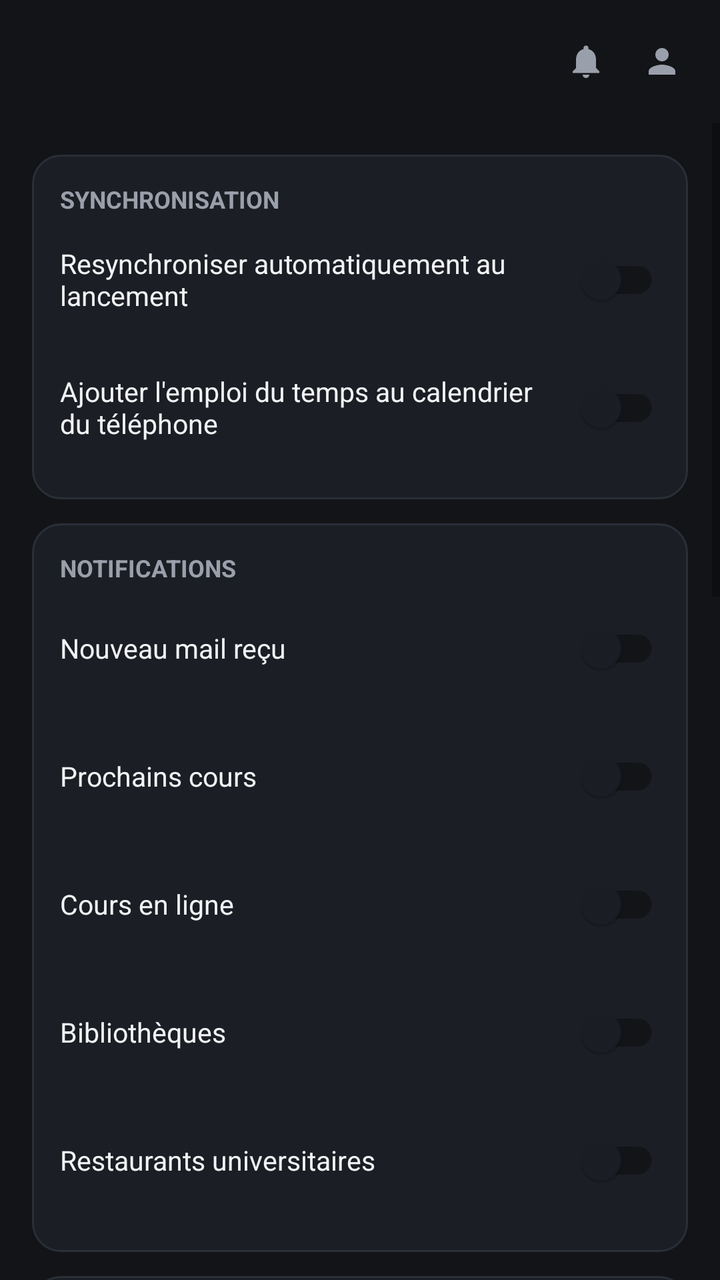
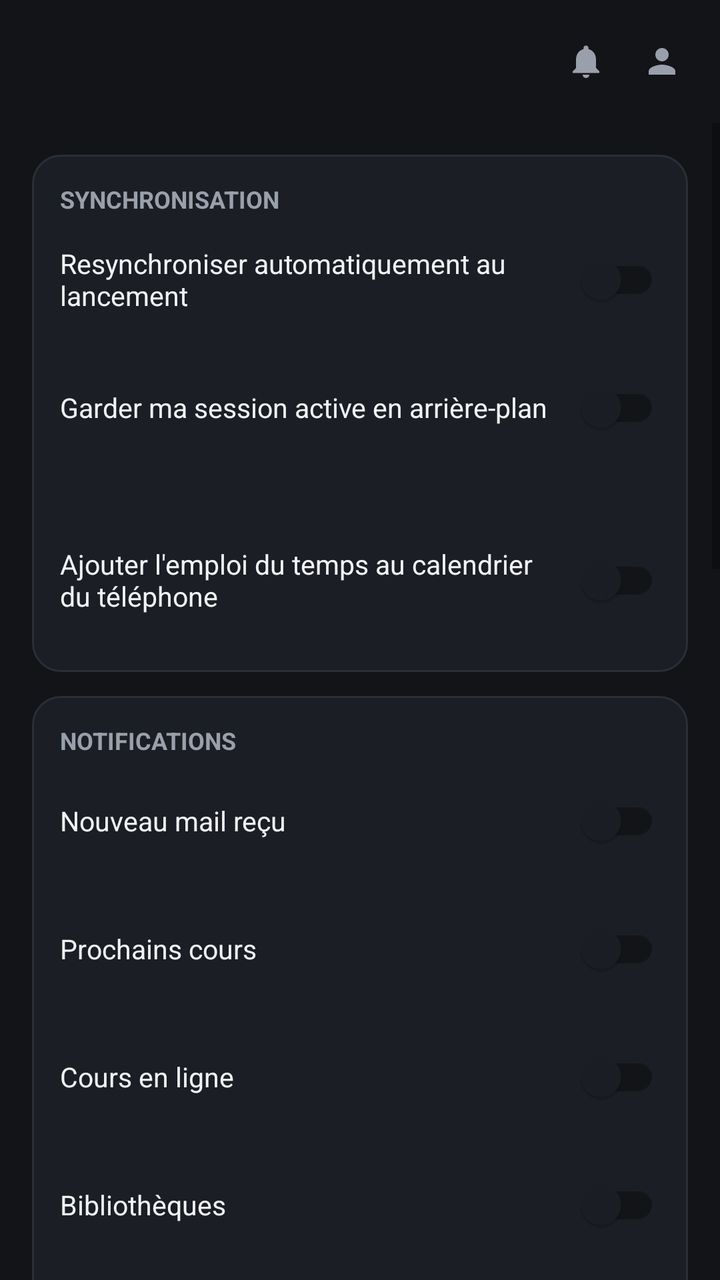

Compare the two renders of this Android layout. The source of the first and the diff that turns it into the second are given below.
<!-- AndroidManifest.xml: application theme Theme.EdtUca -->
<!-- res/layout/fragment_preferences.xml -->
<?xml version="1.0" encoding="utf-8"?>
<LinearLayout xmlns:android="http://schemas.android.com/apk/res/android"
    android:layout_width="match_parent"
    android:layout_height="match_parent"
    android:orientation="vertical"
    android:background="@color/bg">

    <include layout="@layout/topbar" />

    <ScrollView
        android:layout_width="match_parent"
        android:layout_height="match_parent">

        <LinearLayout
            android:layout_width="match_parent"
            android:layout_height="wrap_content"
            android:orientation="vertical"
            android:padding="16dp">

            <LinearLayout
                android:layout_width="match_parent"
                android:layout_height="wrap_content"
                android:orientation="vertical"
                android:background="@drawable/bg_card"
                android:padding="14dp"
                android:layout_marginBottom="12dp">
                <TextView android:text="SYNCHRONISATION" android:textColor="@color/text_dim" android:textSize="12sp" android:textStyle="bold" android:layout_width="wrap_content" android:layout_height="wrap_content"/>

                <LinearLayout android:layout_width="match_parent" android:layout_height="wrap_content" android:orientation="horizontal" android:gravity="center_vertical" android:paddingVertical="8dp">
                    <TextView android:layout_width="0dp" android:layout_height="wrap_content" android:layout_weight="1" android:text="Resynchroniser automatiquement au lancement" android:textColor="@color/text" android:textSize="13.5sp" />
                    <com.google.android.material.switchmaterial.SwitchMaterial android:id="@+id/switchSyncAuto" android:layout_width="wrap_content" android:layout_height="wrap_content" />
                </LinearLayout>

                <LinearLayout android:layout_width="match_parent" android:layout_height="wrap_content" android:orientation="horizontal" android:gravity="center_vertical" android:paddingVertical="8dp">
                    <TextView android:layout_width="0dp" android:layout_height="wrap_content" android:layout_weight="1" android:text="Ajouter l'emploi du temps au calendrier du téléphone" android:textColor="@color/text" android:textSize="13.5sp" />
                    <com.google.android.material.switchmaterial.SwitchMaterial android:id="@+id/switchSyncTel" android:layout_width="wrap_content" android:layout_height="wrap_content" />
                </LinearLayout>
            </LinearLayout>

            <LinearLayout
                android:layout_width="match_parent"
                android:layout_height="wrap_content"
                android:orientation="vertical"
                android:background="@drawable/bg_card"
                android:padding="14dp"
                android:layout_marginBottom="12dp">
                <TextView android:text="NOTIFICATIONS" android:textColor="@color/text_dim" android:textSize="12sp" android:textStyle="bold" android:layout_width="wrap_content" android:layout_height="wrap_content"/>

                <LinearLayout android:layout_width="match_parent" android:layout_height="wrap_content" android:orientation="horizontal" android:gravity="center_vertical" android:paddingVertical="8dp">
                    <TextView android:layout_width="0dp" android:layout_height="wrap_content" android:layout_weight="1" android:text="Nouveau mail reçu" android:textColor="@color/text" android:textSize="13.5sp" />
                    <com.google.android.material.switchmaterial.SwitchMaterial android:id="@+id/switchMail" android:layout_width="wrap_content" android:layout_height="wrap_content" />
                </LinearLayout>
                <LinearLayout android:layout_width="match_parent" android:layout_height="wrap_content" android:orientation="horizontal" android:gravity="center_vertical" android:paddingVertical="8dp">
                    <TextView android:layout_width="0dp" android:layout_height="wrap_content" android:layout_weight="1" android:text="Prochains cours" android:textColor="@color/text" android:textSize="13.5sp" />
                    <com.google.android.material.switchmaterial.SwitchMaterial android:id="@+id/switchCours" android:layout_width="wrap_content" android:layout_height="wrap_content" />
                </LinearLayout>
                <LinearLayout android:layout_width="match_parent" android:layout_height="wrap_content" android:orientation="horizontal" android:gravity="center_vertical" android:paddingVertical="8dp">
                    <TextView android:layout_width="0dp" android:layout_height="wrap_content" android:layout_weight="1" android:text="Cours en ligne" android:textColor="@color/text" android:textSize="13.5sp" />
                    <com.google.android.material.switchmaterial.SwitchMaterial android:id="@+id/switchCoursLigne" android:layout_width="wrap_content" android:layout_height="wrap_content" />
                </LinearLayout>
                <LinearLayout android:layout_width="match_parent" android:layout_height="wrap_content" android:orientation="horizontal" android:gravity="center_vertical" android:paddingVertical="8dp">
                    <TextView android:layout_width="0dp" android:layout_height="wrap_content" android:layout_weight="1" android:text="Bibliothèques" android:textColor="@color/text" android:textSize="13.5sp" />
                    <com.google.android.material.switchmaterial.SwitchMaterial android:id="@+id/switchBiblio" android:layout_width="wrap_content" android:layout_height="wrap_content" />
                </LinearLayout>
                <LinearLayout android:layout_width="match_parent" android:layout_height="wrap_content" android:orientation="horizontal" android:gravity="center_vertical" android:paddingVertical="8dp">
                    <TextView android:layout_width="0dp" android:layout_height="wrap_content" android:layout_weight="1" android:text="Restaurants universitaires" android:textColor="@color/text" android:textSize="13.5sp" />
                    <com.google.android.material.switchmaterial.SwitchMaterial android:id="@+id/switchResto" android:layout_width="wrap_content" android:layout_height="wrap_content" />
                </LinearLayout>
            </LinearLayout>

            <LinearLayout
                android:layout_width="match_parent"
                android:layout_height="wrap_content"
                android:orientation="vertical"
                android:background="@drawable/bg_card"
                android:padding="14dp"
                android:layout_marginBottom="12dp">
                <TextView android:text="LANGUE" android:textColor="@color/text_dim" android:textSize="12sp" android:textStyle="bold" android:layout_width="wrap_content" android:layout_height="wrap_content"/>
                <TextView android:text="Français" android:textColor="@color/text" android:textSize="15sp" android:textStyle="bold" android:layout_marginTop="4dp" android:layout_width="wrap_content" android:layout_height="wrap_content"/>
            </LinearLayout>

            <LinearLayout
                android:layout_width="match_parent"
                android:layout_height="wrap_content"
                android:orientation="vertical"
                android:background="@drawable/bg_card"
                android:padding="14dp">
                <TextView android:text="COMPTE" android:textColor="@color/text_dim" android:textSize="12sp" android:textStyle="bold" android:layout_width="wrap_content" android:layout_height="wrap_content"/>
                <Button
                    android:id="@+id/btnLogout"
                    android:layout_width="wrap_content"
                    android:layout_height="wrap_content"
                    android:layout_marginTop="10dp"
                    android:background="@drawable/bg_btn_logout"
                    android:text="Se déconnecter de My UCA"
                    android:textAllCaps="false"
                    android:textColor="#ef4444"
                    android:textSize="12.5sp"
                    android:textStyle="bold"
                    android:paddingHorizontal="16dp"
                    android:paddingVertical="8dp"
                    android:minWidth="0dp"
                    android:minHeight="0dp" />
            </LinearLayout>

            <LinearLayout
                android:layout_width="match_parent"
                android:layout_height="wrap_content"
                android:layout_marginBottom="12dp"
                android:orientation="vertical"
                android:background="@drawable/bg_card"
                android:padding="14dp">
                <TextView android:text="DIAGNOSTIC DE CONNEXION" android:textColor="@color/text_dim" android:textSize="12sp" android:textStyle="bold" android:layout_width="wrap_content" android:layout_height="wrap_content"/>
                <TextView android:text="En cas de reconnexion demandée à tort : affiche l'état de ta session (noms des cookies seulement, jamais leurs valeurs) et copie-le." android:textColor="@color/text" android:textSize="12.5sp" android:layout_marginTop="4dp" android:layout_width="match_parent" android:layout_height="wrap_content"/>
                <Button android:id="@+id/btnDiag" android:layout_width="match_parent" android:layout_height="48dp" android:layout_marginTop="8dp" android:layout_marginBottom="16dp" android:text="Diagnostic de connexion" android:textColor="@color/on_accent" android:background="@drawable/bg_cta" android:textSize="12sp" android:textStyle="bold" />
                <TextView android:text="DESIGN DE L'APPLICATION" android:textColor="@color/text_dim" android:textSize="12sp" android:textStyle="bold" android:layout_width="wrap_content" android:layout_height="wrap_content"/>
                <Button
                    android:id="@+id/btnDesign"
                    android:layout_width="match_parent"
                    android:layout_height="48dp"
                    android:layout_marginTop="8dp"
                    android:layout_marginBottom="14dp"
                    android:text="Design"
                    android:textColor="@color/on_accent"
                    android:background="@drawable/bg_cta"
                    android:textSize="12sp"
                    android:textStyle="bold" />
                <TextView android:text="NOTIFICATIONS" android:textColor="@color/text_dim" android:textSize="12sp" android:textStyle="bold" android:layout_width="wrap_content" android:layout_height="wrap_content" />
                <Button
                    android:id="@+id/btnNotifKeep"
                    android:layout_width="match_parent"
                    android:layout_height="48dp"
                    android:layout_marginTop="8dp"
                    android:layout_marginBottom="14dp"
                    android:text="Conserver les notifications"
                    android:textColor="@color/on_accent"
                    android:background="@drawable/bg_cta"
                    android:textSize="12sp"
                    android:textStyle="bold" />
                <TextView android:text="MISES À JOUR GITHUB" android:textColor="@color/text_dim" android:textSize="12sp" android:textStyle="bold" android:layout_width="wrap_content" android:layout_height="wrap_content"/>
                <TextView
                    android:text="Les nouvelles versions de l'interface s'installent seules depuis GitHub. Un nouvel APK complet est proposé à l'ouverture quand il y en a un."
                    android:textColor="@color/text"
                    android:textSize="12.5sp"
                    android:layout_marginTop="6dp"
                    android:layout_width="match_parent"
                    android:layout_height="wrap_content"/>

                <LinearLayout
                    android:layout_width="match_parent"
                    android:layout_height="wrap_content"
                    android:layout_marginTop="10dp"
                    android:orientation="horizontal">

                    <Button
                        android:id="@+id/btnCheckGithubUpdate"
                        android:layout_width="0dp"
                        android:layout_height="40dp"
                        android:layout_weight="1"
                        android:text="Vérifier"
                        android:textColor="@color/on_accent"
                        android:background="@drawable/bg_cta"
                        android:textSize="12sp"
                        android:textStyle="bold" />

                    <Button
                        android:id="@+id/btnTestBlockingUpdate"
                        android:layout_width="0dp"
                        android:layout_height="40dp"
                        android:layout_weight="1"
                        android:layout_marginStart="8dp"
                        android:text="Tester le blocage"
                        android:textColor="@color/danger"
                        android:background="@drawable/bg_btn_logout"
                        android:textSize="12sp"
                        android:textStyle="bold" />
                </LinearLayout>

                <TextView
                    android:id="@+id/txtGithubUpdateStatus"
                    android:layout_width="match_parent"
                    android:layout_height="wrap_content"
                    android:layout_marginTop="6dp"
                    android:text="Les mises à jour sont vérifiées sur GitHub toutes les 15 minutes."
                    android:textColor="@color/text_dim"
                    android:textSize="11.5sp" />
            </LinearLayout>

            <LinearLayout
                android:layout_width="match_parent"
                android:layout_height="wrap_content"
                android:orientation="vertical"
                android:background="@drawable/bg_card"
                android:padding="14dp">
                <TextView android:text="À PROPOS" android:textColor="@color/text_dim" android:textSize="12sp" android:textStyle="bold" android:layout_width="wrap_content" android:layout_height="wrap_content"/>
                <TextView
                    android:text="Application non officielle, non affiliée à l'Université Clermont Auvergne. Tes données (emploi du temps, notes, absences, préférences) restent uniquement sur cet appareil : aucun serveur, aucune collecte."
                    android:textColor="@color/text"
                    android:textSize="12.5sp"
                    android:layout_marginTop="6dp"
                    android:layout_width="match_parent"
                    android:layout_height="wrap_content"/>
                <TextView
                    android:id="@+id/aboutVersion"
                    android:text="Version —"
                    android:textColor="@color/text_dim"
                    android:textSize="11sp"
                    android:layout_marginTop="8dp"
                    android:layout_width="wrap_content"
                    android:layout_height="wrap_content"/>
            </LinearLayout>

        </LinearLayout>
    </ScrollView>
</LinearLayout>
<!-- res/layout/topbar.xml (included above) -->
<?xml version="1.0" encoding="utf-8"?>
<LinearLayout xmlns:android="http://schemas.android.com/apk/res/android"
    android:layout_width="match_parent"
    android:layout_height="wrap_content"
    android:orientation="horizontal"
    android:gravity="center_vertical"
    android:background="@color/bg"
    android:padding="16dp">

    <ImageButton
        android:id="@+id/backBtn"
        android:layout_width="28dp"
        android:layout_height="28dp"
        android:layout_marginEnd="6dp"
        android:background="?attr/selectableItemBackgroundBorderless"
        android:contentDescription="Retour"
        android:src="@drawable/ic_back"
        android:visibility="gone" />

    <TextView
        android:id="@+id/topbarTitle"
        android:layout_width="0dp"
        android:layout_height="wrap_content"
        android:layout_weight="1"
        android:textColor="@color/text"
        android:textSize="22sp"
        android:textStyle="bold" />

    <ImageView
        android:id="@+id/topbarBell"
        android:layout_width="26dp"
        android:layout_height="26dp"
        android:layout_marginEnd="12dp"
        android:padding="3dp"
        android:clickable="true"
        android:focusable="true"
        android:background="?attr/selectableItemBackgroundBorderless"
        android:src="@drawable/ic_bell"
        android:contentDescription="Notifications" />

    <ImageView
        android:id="@+id/topbarPerson"
        android:layout_width="26dp"
        android:layout_height="26dp"
        android:padding="3dp"
        android:clickable="true"
        android:focusable="true"
        android:background="?attr/selectableItemBackgroundBorderless"
        android:src="@drawable/ic_person"
        android:contentDescription="Profil" />

</LinearLayout>
<!-- resources referenced by this layout -->
<resources>
  <color name="bg">#121418</color>
  <color name="danger">#FF6B6B</color>
  <color name="on_accent">#05211F</color>
  <color name="text">#F2F3F5</color>
  <color name="text_dim">#9AA0AB</color>
  <!-- drawable bg_btn_logout (drawable) -->
  <?xml version="1.0" encoding="utf-8"?>
  <shape xmlns:android="http://schemas.android.com/apk/res/android"
      android:shape="rectangle">
      <corners android:radius="12dp" />
      <solid android:color="#261a1a" />
      <stroke android:width="1dp" android:color="#7f1d1d" />
  </shape>
  <!-- drawable bg_card (drawable) -->
  <?xml version="1.0" encoding="utf-8"?>
  <shape xmlns:android="http://schemas.android.com/apk/res/android">
      <solid android:color="@color/surface" />
      <stroke android:width="1dp" android:color="@color/border" />
      <corners android:radius="14dp" />
  </shape>
  <!-- drawable bg_cta (drawable) -->
  <?xml version="1.0" encoding="utf-8"?>
  <shape xmlns:android="http://schemas.android.com/apk/res/android">
      <solid android:color="@color/accent" />
      <corners android:radius="8dp" />
  </shape>
  <!-- drawable ic_back (drawable) -->
  <?xml version="1.0" encoding="utf-8"?>
  <vector xmlns:android="http://schemas.android.com/apk/res/android"
      android:width="24dp" android:height="24dp"
      android:viewportWidth="24" android:viewportHeight="24">
      <path
          android:fillColor="@color/accent"
          android:pathData="M20,11v2L8,13l5.5,5.5l-1.42,1.42L4.16,12l7.92,-7.92L13.5,5.5L8,11z" />
  </vector>
  <!-- drawable ic_bell (drawable) -->
  <?xml version="1.0" encoding="utf-8"?>
  <vector xmlns:android="http://schemas.android.com/apk/res/android"
      android:width="24dp" android:height="24dp"
      android:viewportWidth="24" android:viewportHeight="24">
      <path
          android:fillColor="@color/text_dim"
          android:pathData="M12,22c1.1,0 2,-0.9 2,-2h-4c0,1.1 0.89,2 2,2zM18,16v-5c0,-3.07 -1.64,-5.64 -4.5,-6.32L13.5,4c0,-0.83 -0.67,-1.5 -1.5,-1.5s-1.5,0.67 -1.5,1.5v0.68C7.63,5.36 6,7.92 6,11v5l-2,2v1h16v-1l-2,-2z" />
  </vector>
  <!-- drawable ic_person (drawable) -->
  <?xml version="1.0" encoding="utf-8"?>
  <vector xmlns:android="http://schemas.android.com/apk/res/android"
      android:width="24dp" android:height="24dp"
      android:viewportWidth="24" android:viewportHeight="24">
      <path
          android:fillColor="@color/text_dim"
          android:pathData="M12,12c2.21,0 4,-1.79 4,-4s-1.79,-4 -4,-4s-4,1.79 -4,4s1.79,4 4,4zM12,14c-2.67,0 -8,1.34 -8,4v2h16v-2c0,-2.66 -5.33,-4 -8,-4z" />
  </vector>
  <style name="Theme.EdtUca" parent="Theme.MaterialComponents.DayNight.NoActionBar">
          <item name="colorPrimary">@color/accent</item>
          <item name="colorPrimaryVariant">@color/accent2</item>
          <item name="colorOnPrimary">@color/on_accent</item>
          <item name="colorSurface">@color/surface</item>
          <item name="android:windowBackground">@color/bg</item>
          <item name="android:statusBarColor">@color/bg</item>
          <item name="android:navigationBarColor">@color/surface</item>
          <item name="android:windowLightStatusBar">true</item>
      </style>
  <color name="surface">#1B1E24</color>
  <color name="border">#2A2E37</color>
  <color name="accent">#18B7B0</color>
  <color name="accent2">#2FD6CD</color>
</resources>

<!-- the commit's change to res/layout/fragment_preferences.xml (unified diff, before → after) -->
@@ -30,6 +30,12 @@
                     <TextView android:layout_width="0dp" android:layout_height="wrap_content" android:layout_weight="1" android:text="Resynchroniser automatiquement au lancement" android:textColor="@color/text" android:textSize="13.5sp" />
                     <com.google.android.material.switchmaterial.SwitchMaterial android:id="@+id/switchSyncAuto" android:layout_width="wrap_content" android:layout_height="wrap_content" />
                 </LinearLayout>
+
+                <LinearLayout android:layout_width="match_parent" android:layout_height="wrap_content" android:orientation="horizontal" android:gravity="center_vertical" android:paddingVertical="8dp">
+                    <TextView android:layout_width="0dp" android:layout_height="wrap_content" android:layout_weight="1" android:text="Garder ma session active en arrière-plan" android:textColor="@color/text" android:textSize="13.5sp" />
+                    <com.google.android.material.switchmaterial.SwitchMaterial android:id="@+id/switchKeepAlive" android:layout_width="wrap_content" android:layout_height="wrap_content" />
+                </LinearLayout>
+                <TextView android:id="@+id/txtKeepAlive" android:layout_width="match_parent" android:layout_height="wrap_content" android:textColor="@color/text_dim" android:textSize="12sp" android:paddingBottom="6dp" />
 
                 <LinearLayout android:layout_width="match_parent" android:layout_height="wrap_content" android:orientation="horizontal" android:gravity="center_vertical" android:paddingVertical="8dp">
                     <TextView android:layout_width="0dp" android:layout_height="wrap_content" android:layout_weight="1" android:text="Ajouter l'emploi du temps au calendrier du téléphone" android:textColor="@color/text" android:textSize="13.5sp" />
